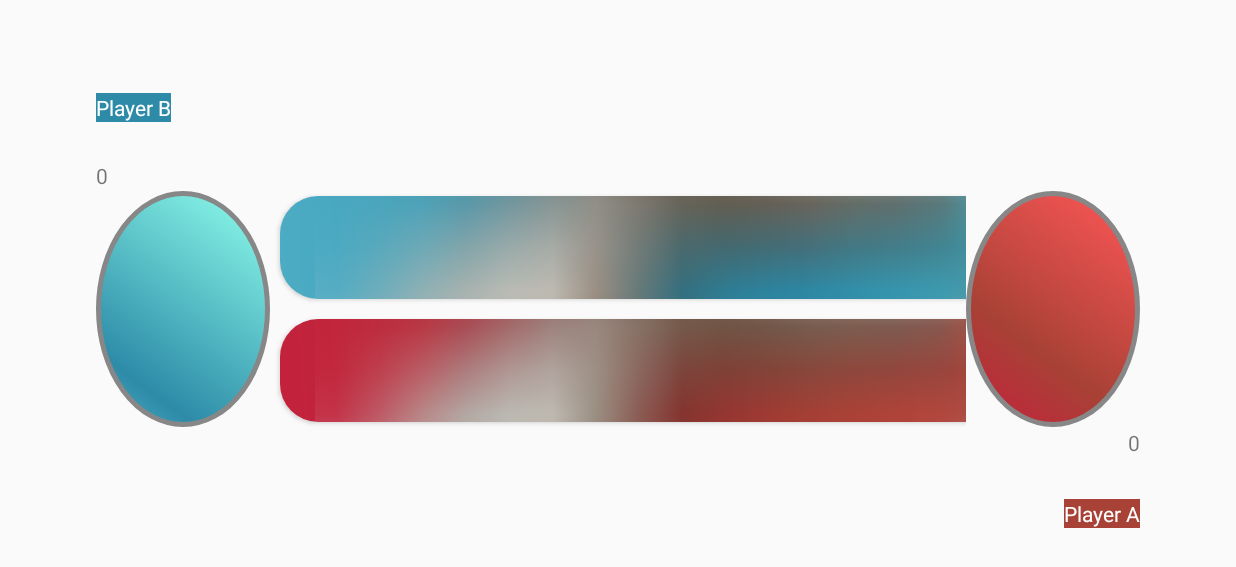
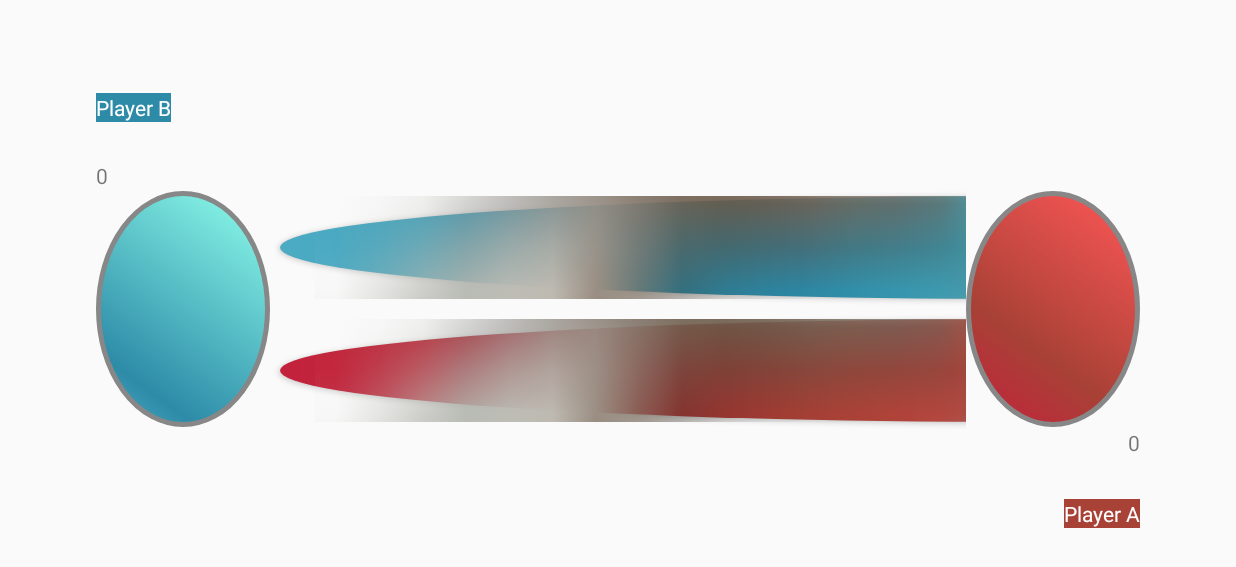
Before and after one commit to kylehodgetts/Sungka, an Android app: the BoardActivity screen opened directly, with no data from a screen before it, on a phone screen of 824 x 412 dp (held sideways). Shown: the top 567 px of the screen. Run offline under Robolectric (Android 15) with nearby library versions, the phone set to English and light mode, and no system bars.

Commit message:
Made layouts now scale for tablets, however a slight bug has occured with smaller phone screens on bottom player row

```diff
--- a/app/src/main/java/com/kylehodgetts/sunka/BoardActivity.java
+++ b/app/src/main/java/com/kylehodgetts/sunka/BoardActivity.java
@@ -2,6 +2,7 @@ package com.kylehodgetts.sunka;
 
 import android.app.ActionBar;
 import android.content.Intent;
+import android.graphics.Point;
 import android.os.Build;
 import android.os.Bundle;
 import android.support.v7.app.AppCompatActivity;
@@ -62,7 +63,6 @@ public class BoardActivity extends AppCompatActivity {
                 else { linearLayout = (LinearLayout) getLayoutInflater().inflate(R.layout.buttonlayouta, gridlayout, false); }
                 linearLayout.setId(Integer.parseInt(i + "" + j));
 
-
                 ImageButton button = (ImageButton) linearLayout.findViewById(R.id.button);
 
                 GridLayout.LayoutParams param = new GridLayout.LayoutParams();
@@ -71,7 +71,7 @@ public class BoardActivity extends AppCompatActivity {
                     param.rowSpec = GridLayout.spec((i+1)%2, 2f);
 
                 }
-                param.width=GridLayout.LayoutParams.WRAP_CONTENT;
+                param.width= GridLayout.LayoutParams.WRAP_CONTENT;
                 param.height=GridLayout.LayoutParams.WRAP_CONTENT;
                 param.setGravity(Gravity.FILL);
 
@@ -97,8 +97,15 @@ public class BoardActivity extends AppCompatActivity {
                                 | View.SYSTEM_UI_FLAG_FULLSCREEN
                                 | View.SYSTEM_UI_FLAG_IMMERSIVE_STICKY);
             }
+
+            GridLayout gridLayout = (GridLayout) findViewById(R.id.gridLayout);
+
+            for(int i = 1; i < gridLayout.getChildCount(); ++i) {
+                int width = gridLayout.getChildAt(i).getWidth();
+                gridLayout.getChildAt(i).setMinimumHeight(width);
+                gridLayout.getChildAt(i).setMinimumWidth(width);
+            }
         }
-
     }
 
     /**
--- a/app/src/main/java/com/kylehodgetts/sunka/controller/ViewManager.java
+++ b/app/src/main/java/com/kylehodgetts/sunka/controller/ViewManager.java
@@ -133,6 +133,7 @@ public class ViewManager extends EventHandler<GameState> {
                     playerTwoStoreButton.setImageResource(activity.getResources().getIdentifier("s9", "drawable", activity.getPackageName()));
                 }
 
+
                 Board currentBoard = state.getBoard();
                 for (int row = 0; row < 2; ++row) {
                     for (int column = 0; column < 7; ++column) {
--- a/app/src/main/res/drawable/buttona.xml
+++ b/app/src/main/res/drawable/buttona.xml
@@ -1,6 +1,6 @@
 <?xml version="1.0" encoding="utf-8"?>
 <shape xmlns:android="http://schemas.android.com/apk/res/android"
-    android:shape="rectangle" >
+    android:shape="oval" >
 
     <corners
         android:radius="25dp"
--- a/app/src/main/res/drawable/buttonb.xml
+++ b/app/src/main/res/drawable/buttonb.xml
@@ -1,5 +1,6 @@
 <?xml version="1.0" encoding="utf-8"?>
-<shape xmlns:android="http://schemas.android.com/apk/res/android" android:shape="rectangle" >
+<shape xmlns:android="http://schemas.android.com/apk/res/android"
+    android:shape="oval" >
     <corners
         android:radius="25dp" />
     <gradient
--- a/app/src/main/res/drawable/buttontransparent.xml
+++ b/app/src/main/res/drawable/buttontransparent.xml
@@ -1,6 +1,6 @@
 <?xml version="1.0" encoding="utf-8"?>
 <shape xmlns:android="http://schemas.android.com/apk/res/android"
-    android:shape="rectangle" >
+    android:shape="oval" >
 
     <corners
         android:radius="25dp"
--- a/app/src/main/res/layout/activity_board.xml
+++ b/app/src/main/res/layout/activity_board.xml
@@ -42,10 +42,11 @@
                 android:shadowDx="0"
                 android:shadowDy="0"
                 android:shadowRadius="5"
-                android:scaleType="centerInside"
+                android:scaleType="centerCrop"
                 android:layout_gravity="center"
                 android:background="@null"
                 android:src="@drawable/s0"
+                android:padding="55dp"
                 />
 
         </LinearLayout>
@@ -81,10 +82,11 @@
                 android:shadowDx="0"
                 android:shadowDy="0"
                 android:shadowRadius="5"
-                android:scaleType="centerInside"
+                android:scaleType="centerCrop"
                 android:layout_gravity="center"
                 android:background="@null"
                 android:src="@drawable/s0"
+                android:padding="55dp"
                 />
 
         </LinearLayout>
```
